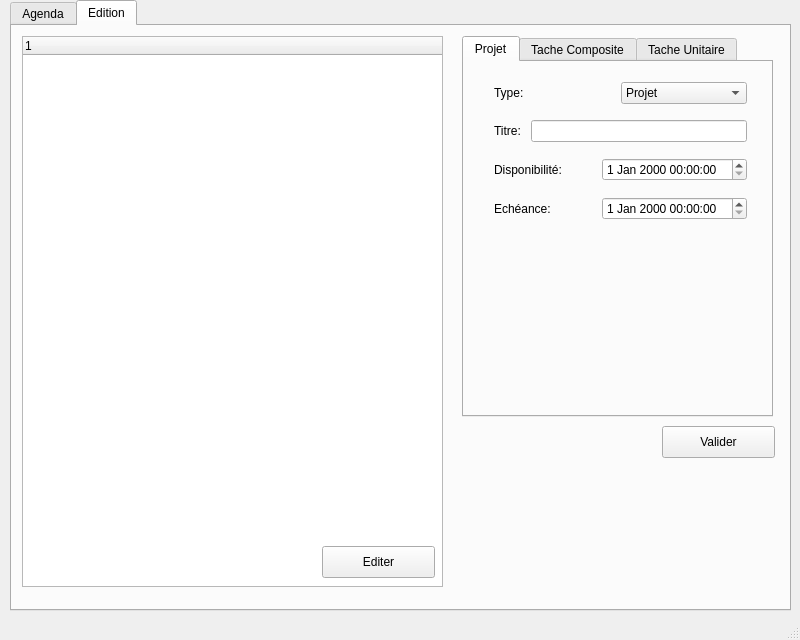
Qt form mainwindow.ui (TamtamHero/LO21) before a commit.
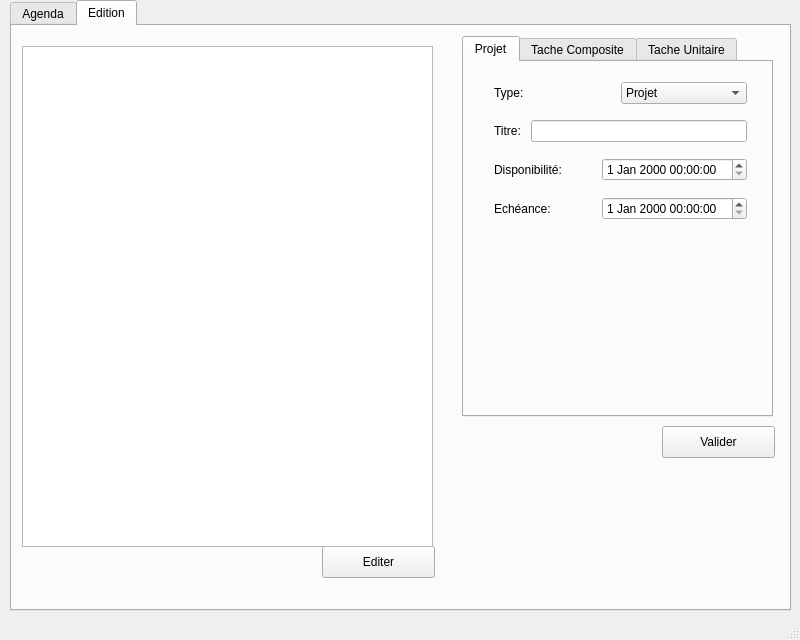
The same form after that commit. The open tabs and pages were chosen to show the change.

Commit message: Added singleton management class, and display methods.

Diff of the .ui file:
```diff
--- a/mainwindow.ui
+++ b/mainwindow.ui
@@ -414,21 +414,6 @@
      <attribute name="title">
       <string>Edition</string>
      </attribute>
-     <widget class="QTreeWidget" name="treeWidget">
-      <property name="geometry">
-       <rect>
-        <x>10</x>
-        <y>10</y>
-        <width>421</width>
-        <height>551</height>
-       </rect>
-      </property>
-      <column>
-       <property name="text">
-        <string notr="true">1</string>
-       </property>
-      </column>
-     </widget>
      <widget class="QPushButton" name="pushButton">
       <property name="geometry">
        <rect>
@@ -818,6 +803,16 @@
        <string>Valider</string>
       </property>
      </widget>
+     <widget class="QTreeView" name="treeView">
+      <property name="geometry">
+       <rect>
+        <x>10</x>
+        <y>20</y>
+        <width>411</width>
+        <height>501</height>
+       </rect>
+      </property>
+     </widget>
     </widget>
    </widget>
   </widget>
```
Left out of the diff: 4 changed lines with no effect on the pictures. The commit also changes 19 other files.
